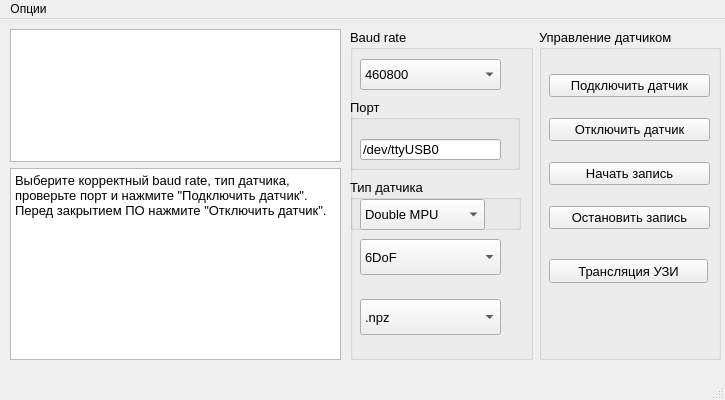
Before: the Qt Designer form utils/GUI/app.ui in kirilltarasov99/witmotionconnect, drawn with Qt 5.
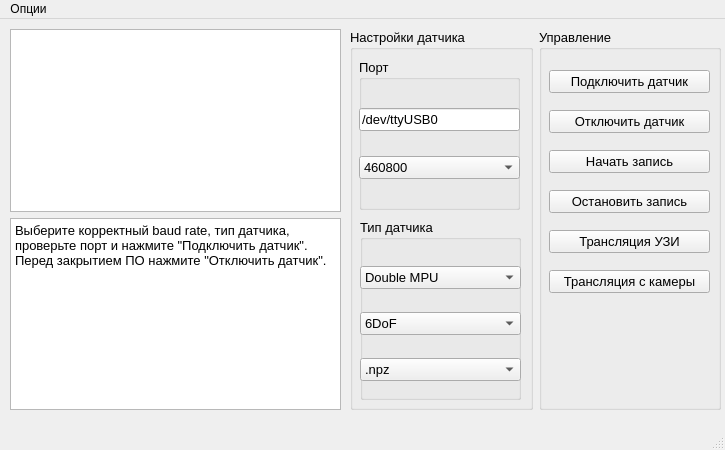
After: the same form once the commit is applied.

The edit to the form file:
```diff
--- a/utils/GUI/app.ui
+++ b/utils/GUI/app.ui
@@ -7,19 +7,19 @@
     <x>0</x>
     <y>0</y>
     <width>725</width>
-    <height>400</height>
+    <height>450</height>
    </rect>
   </property>
   <property name="minimumSize">
    <size>
     <width>725</width>
-    <height>400</height>
+    <height>450</height>
    </size>
   </property>
   <property name="maximumSize">
    <size>
     <width>725</width>
-    <height>400</height>
+    <height>450</height>
    </size>
   </property>
   <property name="windowTitle">
@@ -32,7 +32,7 @@
       <x>350</x>
       <y>10</y>
       <width>371</width>
-      <height>331</height>
+      <height>381</height>
      </rect>
     </property>
     <layout class="QHBoxLayout" name="horizontalLayout_4">
@@ -46,17 +46,52 @@
           </font>
          </property>
          <property name="title">
-          <string>Baud rate</string>
+          <string>Настройки датчика</string>
          </property>
+         <widget class="QGroupBox" name="IMU_port_groupBox">
+          <property name="geometry">
+           <rect>
+            <x>9</x>
+            <y>30</y>
+            <width>161</width>
+            <height>151</height>
+           </rect>
+          </property>
+          <property name="font">
+           <font>
+            <pointsize>10</pointsize>
+           </font>
+          </property>
+          <property name="title">
+           <string>Порт</string>
+          </property>
+          <widget class="QWidget" name="verticalLayoutWidget_3">
+           <property name="geometry">
+            <rect>
+             <x>0</x>
+             <y>30</y>
+             <width>161</width>
+             <height>111</height>
+            </rect>
+           </property>
+           <layout class="QVBoxLayout" name="verticalLayout_6">
+            <item>
+             <widget class="QLineEdit" name="IMU_port_lineEdit">
+              <property name="font">
+               <font>
+                <pointsize>10</pointsize>
+               </font>
+              </property>
+              <property name="text">
+               <string>/dev/ttyUSB0</string>
+              </property>
+              <property name="placeholderText">
+               <string>/dev/ttyUSB0</string>
+              </property>
+             </widget>
+            </item>
+            <item>
          <widget class="QComboBox" name="IMU_baud_rate_comboBox">
-          <property name="geometry">
-           <rect>
-            <x>10</x>
-            <y>30</y>
-            <width>141</width>
-            <height>31</height>
-           </rect>
-          </property>
           <property name="font">
            <font>
             <pointsize>10</pointsize>
@@ -111,66 +146,34 @@
            </property>
           </item>
          </widget>
-         <widget class="QGroupBox" name="IMU_port_groupBox">
-          <property name="geometry">
-           <rect>
-            <x>0</x>
-            <y>70</y>
-            <width>170</width>
-            <height>71</height>
-           </rect>
-          </property>
-          <property name="font">
-           <font>
-            <pointsize>10</pointsize>
-           </font>
-          </property>
-          <property name="title">
-           <string>Порт</string>
-          </property>
-          <widget class="QLineEdit" name="IMU_port_lineEdit">
-           <property name="geometry">
-            <rect>
-             <x>10</x>
-             <y>40</y>
-             <width>141</width>
-             <height>21</height>
-            </rect>
-           </property>
-           <property name="font">
-            <font>
-             <pointsize>10</pointsize>
-            </font>
-           </property>
-           <property name="text">
-            <string>/dev/ttyUSB0</string>
-           </property>
-           <property name="placeholderText">
-            <string>/dev/ttyUSB0</string>
-           </property>
+            </item>
+           </layout>
           </widget>
          </widget>
          <widget class="QGroupBox" name="IMU_type_groupBox">
           <property name="geometry">
            <rect>
-            <x>0</x>
-            <y>150</y>
-            <width>171</width>
-            <height>51</height>
+            <x>10</x>
+            <y>190</y>
+            <width>161</width>
+            <height>181</height>
            </rect>
           </property>
           <property name="title">
            <string>Тип датчика</string>
           </property>
+          <widget class="QWidget" name="verticalLayoutWidget_2">
+           <property name="geometry">
+            <rect>
+             <x>0</x>
+             <y>30</y>
+             <width>161</width>
+             <height>151</height>
+            </rect>
+           </property>
+           <layout class="QVBoxLayout" name="verticalLayout_3">
+            <item>
           <widget class="QComboBox" name="IMU_type_comboBox">
-           <property name="geometry">
-            <rect>
-             <x>10</x>
-             <y>20</y>
-             <width>125</width>
-             <height>31</height>
-            </rect>
-           </property>
            <property name="currentIndex">
             <number>1</number>
            </property>
@@ -190,16 +193,9 @@
             </property>
            </item>
           </widget>
-         </widget>
+            </item>
+            <item>
          <widget class="QComboBox" name="IMU_mode_comboBox">
-          <property name="geometry">
-           <rect>
-            <x>10</x>
-            <y>210</y>
-            <width>141</width>
-            <height>36</height>
-           </rect>
-          </property>
           <property name="currentIndex">
            <number>2</number>
           </property>
@@ -219,15 +215,9 @@
            </property>
           </item>
          </widget>
+            </item>
+            <item>
          <widget class="QComboBox" name="table_type_comboBox">
-          <property name="geometry">
-           <rect>
-            <x>10</x>
-            <y>270</y>
-            <width>141</width>
-            <height>36</height>
-           </rect>
-          </property>
           <property name="currentIndex">
            <number>2</number>
           </property>
@@ -247,6 +237,10 @@
            </property>
           </item>
          </widget>
+            </item>
+           </layout>
+          </widget>
+         </widget>
         </widget>
        </item>
       </layout>
@@ -261,7 +255,7 @@
           </font>
          </property>
          <property name="title">
-          <string>Управление датчиком</string>
+          <string>Управление</string>
          </property>
          <widget class="QWidget" name="verticalLayoutWidget">
           <property name="geometry">
@@ -269,7 +263,7 @@
             <x>10</x>
             <y>30</y>
             <width>161</width>
-            <height>188</height>
+            <height>251</height>
            </rect>
           </property>
           <layout class="QVBoxLayout" name="IMU_control_verticalLayout">
@@ -321,21 +315,22 @@
              </property>
             </widget>
            </item>
-          </layout>
-         </widget>
+           <item>
          <widget class="QPushButton" name="VideoFeed_pushButton">
-          <property name="geometry">
-           <rect>
-            <x>10</x>
-            <y>230</y>
-            <width>159</width>
-            <height>24</height>
-           </rect>
-          </property>
           <property name="text">
            <string>Трансляция УЗИ</string>
           </property>
          </widget>
+           </item>
+           <item>
+            <widget class="QPushButton" name="CameraFeed_button">
+             <property name="text">
+              <string>Трансляция с камеры</string>
+             </property>
+            </widget>
+           </item>
+          </layout>
+         </widget>
         </widget>
        </item>
       </layout>
@@ -348,7 +343,7 @@
       <x>10</x>
       <y>10</y>
       <width>331</width>
-      <height>331</height>
+      <height>381</height>
      </rect>
     </property>
     <layout class="QVBoxLayout" name="verticalLayout_2" stretch="1,0">
@@ -384,8 +379,8 @@
 hr { height: 1px; border-width: 0; }
 li.unchecked::marker { content: &quot;\2610&quot;; }
 li.checked::marker { content: &quot;\2612&quot;; }
-&lt;/style&gt;&lt;/head&gt;&lt;body style=&quot; font-family:'Cantarell'; font-size:10pt; font-weight:400; font-style:normal;&quot;&gt;
-&lt;p style=&quot; margin-top:6px; margin-bottom:6px; margin-left:0px; margin-right:0px; -qt-block-indent:0; text-indent:0px;&quot;&gt;Выберите корректный baud rate, тип датчика, проверьте порт и нажмите &amp;quot;Подключить датчик&amp;quot;.  Перед закрытием ПО нажмите &amp;quot;Отключить датчик&amp;quot;.&lt;/p&gt;&lt;/body&gt;&lt;/html&gt;</string>
+&lt;/style&gt;&lt;/head&gt;&lt;body style=&quot; font-family:'Noto Sans'; font-size:10pt; font-weight:400; font-style:normal;&quot;&gt;
+&lt;p style=&quot; margin-top:6px; margin-bottom:6px; margin-left:0px; margin-right:0px; -qt-block-indent:0; text-indent:0px;&quot;&gt;&lt;span style=&quot; font-family:'Cantarell';&quot;&gt;Выберите корректный baud rate, тип датчика, проверьте порт и нажмите &amp;quot;Подключить датчик&amp;quot;.  Перед закрытием ПО нажмите &amp;quot;Отключить датчик&amp;quot;.&lt;/span&gt;&lt;/p&gt;&lt;/body&gt;&lt;/html&gt;</string>
        </property>
       </widget>
      </item>
```
Left out of the diff: 2 changed lines with no effect on the pictures. Lines whose indentation alone changed are shown as unchanged.
